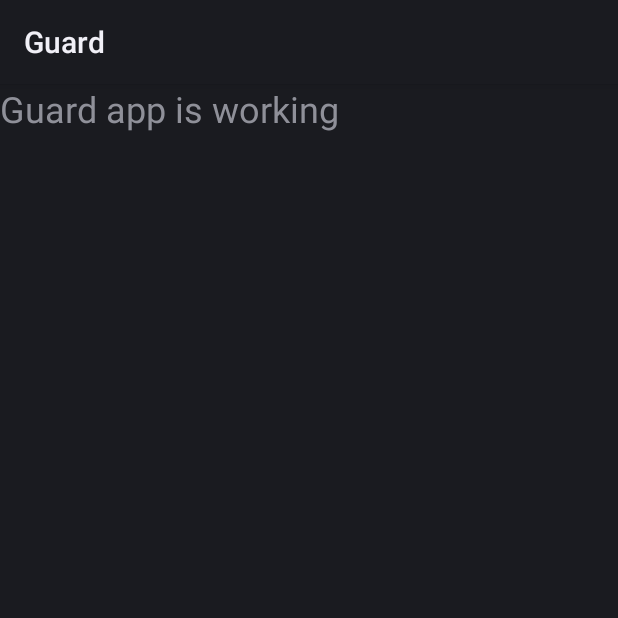
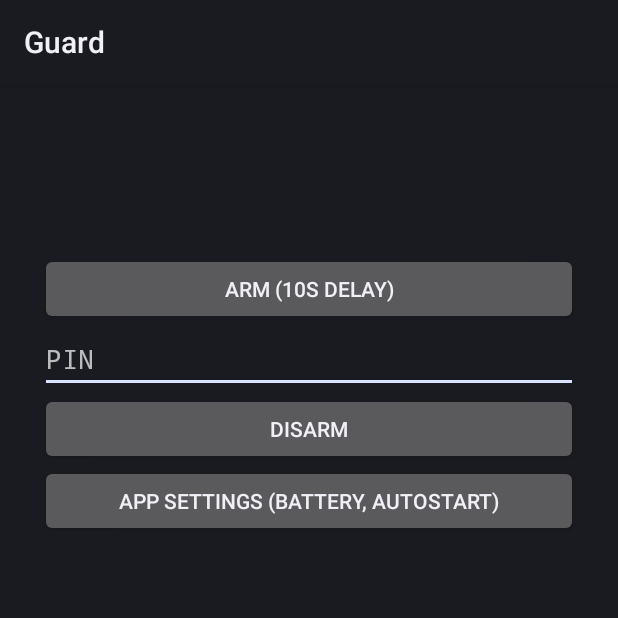
Before and after one commit to pelumiformapp-commits/GuardAPP2, an Android app: the screen it shows after launch (MainActivity), on a phone screen of 412 x 824 dp, the top half of it. Run offline under Robolectric (Android 15) with nearby library versions, the phone set to English and light mode, and no system bars; 1 statement that could not run was skipped.

Commit message:
Refactor MainActivity layout and add functionality

```diff
--- a/app/src/main/java/com/pendo/guard/MainActivity.kt
+++ b/app/src/main/java/com/pendo/guard/MainActivity.kt
@@ -1,15 +1,87 @@
 package com.pendo.guard
 
+import android.Manifest
 import android.app.Activity
+import android.content.Intent
+import android.net.Uri
+import android.os.Build
 import android.os.Bundle
+import android.provider.Settings
+import android.text.InputType
+import android.view.Gravity
+import android.widget.Button
+import android.widget.EditText
+import android.widget.LinearLayout
 import android.widget.TextView
 
 class MainActivity : Activity() {
+
+    private val pin = "1234"   // change this
+    private lateinit var status: TextView
+    private lateinit var pinBox: EditText
+
     override fun onCreate(savedInstanceState: Bundle?) {
         super.onCreate(savedInstanceState)
-        val t = TextView(this)
-        t.text = "Guard app is working"
-        t.textSize = 24f
-        setContentView(t)
+
+        if (Build.VERSION.SDK_INT >= 33) {
+            requestPermissions(arrayOf(Manifest.permission.POST_NOTIFICATIONS), 1)
+        }
+
+        val box = LinearLayout(this)
+        box.orientation = LinearLayout.VERTICAL
+        box.gravity = Gravity.CENTER_HORIZONTAL
+        box.setPadding(40, 120, 40, 40)
+
+        status = TextView(this)
+        status.textSize = 24f
+        status.gravity = Gravity.CENTER
+
+        pinBox = EditText(this)
+        pinBox.hint = "PIN"
+        pinBox.inputType = InputType.TYPE_CLASS_NUMBER or InputType.TYPE_NUMBER_VARIATION_PASSWORD
+
+        val arm = Button(this)
+        arm.text = "ARM (10s delay)"
+        arm.setOnClickListener {
+            startForegroundService(Intent(this, GuardService::class.java))
+            status.text = "Arming in 10 seconds..."
+        }
+
+        val disarm = Button(this)
+        disarm.text = "DISARM"
+        disarm.setOnClickListener {
+            if (pinBox.text.toString() == pin) {
+                stopService(Intent(this, GuardService::class.java))
+                pinBox.setText("")
+                status.text = "Disarmed"
+            } else {
+                status.text = "Wrong PIN"
+            }
+        }
+
+        val appSettings = Button(this)
+        appSettings.text = "App settings (battery, autostart)"
+        appSettings.setOnClickListener {
+            startActivity(
+                Intent(Settings.ACTION_APPLICATION_DETAILS_SETTINGS, Uri.parse("package:$packageName"))
+            )
+        }
+
+        box.addView(status)
+        box.addView(arm)
+        box.addView(pinBox)
+        box.addView(disarm)
+        box.addView(appSettings)
+        setContentView(box)
+        refresh()
+    }
+
+    override fun onResume() {
+        super.onResume()
+        refresh()
+    }
+
+    private fun refresh() {
+        status.text = if (GuardService.running) "ARMED" else "Disarmed"
     }
 }
```
